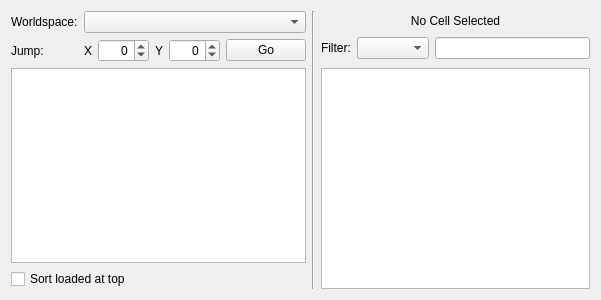
The window that native/src/DovahKit/ui/main_window/cell_view.ui (DavidJCobb/DovahKit) describes before a commit, drawn with Qt 5.
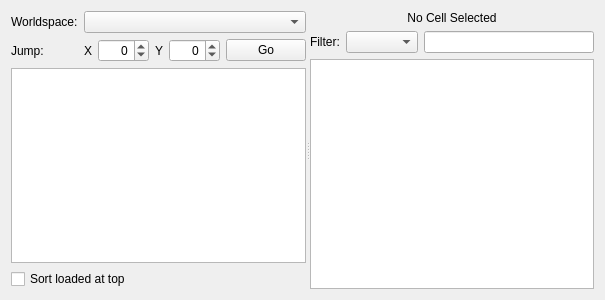
The same window after the commit. Custom widgets are drawn as their Qt base class.

Commit message:
Cell View UI improvements
Cell View now uses a splitter.

```diff
--- a/native/src/DovahKit/ui/main_window/cell_view.ui
+++ b/native/src/DovahKit/ui/main_window/cell_view.ui
@@ -6,7 +6,7 @@
    <rect>
     <x>0</x>
     <y>0</y>
-    <width>601</width>
+    <width>605</width>
     <height>300</height>
    </rect>
   </property>
@@ -14,67 +14,27 @@
    <string>Cell View</string>
   </property>
   <layout class="QGridLayout" name="gridLayout_3">
-   <item row="2" column="0">
-    <widget class="QCheckBox" name="loadedCellsAtTop">
-     <property name="text">
-      <string>Sort loaded at top</string>
-     </property>
-    </widget>
-   </item>
-   <item row="1" column="2" rowspan="2">
-    <widget class="CellRefList" name="referenceList">
-     <property name="sortingEnabled">
-      <bool>true</bool>
-     </property>
-     <property name="wordWrap">
-      <bool>false</bool>
-     </property>
-     <property name="cornerButtonEnabled">
-      <bool>false</bool>
-     </property>
-     <attribute name="verticalHeaderVisible">
-      <bool>false</bool>
-     </attribute>
-    </widget>
-   </item>
-   <item row="0" column="2">
-    <layout class="QGridLayout" name="gridLayout_2">
-     <item row="0" column="0" colspan="3">
-      <widget class="QLabel" name="selectedCellName">
-       <property name="sizePolicy">
-        <sizepolicy hsizetype="Preferred" vsizetype="Maximum">
-         <horstretch>0</horstretch>
-         <verstretch>0</verstretch>
-        </sizepolicy>
-       </property>
-       <property name="text">
-        <string>No Cell Selected</string>
-       </property>
-       <property name="alignment">
-        <set>Qt::AlignCenter</set>
-       </property>
-      </widget>
-     </item>
-     <item row="1" column="2">
-      <widget class="QLineEdit" name="filterText"/>
-     </item>
-     <item row="1" column="0">
-      <widget class="QLabel" name="label">
-       <property name="text">
-        <string>Filter:</string>
-       </property>
-       <property name="buddy">
-        <cstring>filterFormType</cstring>
-       </property>
-      </widget>
-     </item>
-     <item row="1" column="1">
-      <widget class="FormSignatureCombobox" name="filterFormType"/>
-     </item>
-    </layout>
-   </item>
    <item row="0" column="0">
-    <layout class="QGridLayout" name="gridLayout">
+    <widget class="QSplitter" name="splitter">
+     <property name="orientation">
+      <enum>Qt::Horizontal</enum>
+     </property>
+     <property name="childrenCollapsible">
+      <bool>false</bool>
+     </property>
+     <widget class="QWidget" name="cellPanel" native="true">
+      <layout class="QVBoxLayout" name="verticalLayout">
+       <property name="leftMargin">
+        <number>0</number>
+       </property>
+       <property name="topMargin">
+        <number>0</number>
+       </property>
+       <property name="bottomMargin">
+        <number>0</number>
+       </property>
+       <item>
+        <layout class="QGridLayout" name="cellTopElements">
      <item row="0" column="1">
       <widget class="FormsOfTypeCombobox" name="worldspace">
        <property name="sizePolicy">
@@ -198,7 +158,7 @@
      </item>
     </layout>
    </item>
-   <item row="1" column="0">
+       <item>
     <widget class="CellList" name="cellList">
      <property name="selectionMode">
       <enum>QAbstractItemView::SingleSelection</enum>
@@ -217,11 +177,92 @@
      </attribute>
     </widget>
    </item>
-   <item row="0" column="1" rowspan="3">
-    <widget class="Line" name="line">
-     <property name="orientation">
-      <enum>Qt::Vertical</enum>
-     </property>
+       <item>
+        <widget class="QCheckBox" name="loadedCellsAtTop">
+         <property name="text">
+          <string>Sort loaded at top</string>
+         </property>
+        </widget>
+       </item>
+      </layout>
+     </widget>
+     <widget class="QWidget" name="refrPanel" native="true">
+      <property name="sizePolicy">
+       <sizepolicy hsizetype="Preferred" vsizetype="Preferred">
+        <horstretch>1</horstretch>
+        <verstretch>0</verstretch>
+       </sizepolicy>
+      </property>
+      <property name="minimumSize">
+       <size>
+        <width>20</width>
+        <height>0</height>
+       </size>
+      </property>
+      <layout class="QVBoxLayout" name="verticalLayout_2">
+       <property name="topMargin">
+        <number>0</number>
+       </property>
+       <property name="rightMargin">
+        <number>0</number>
+       </property>
+       <property name="bottomMargin">
+        <number>0</number>
+       </property>
+       <item>
+        <layout class="QGridLayout" name="refrTopElements">
+         <item row="1" column="1">
+          <widget class="FormSignatureCombobox" name="filterFormType"/>
+         </item>
+         <item row="0" column="0" colspan="3">
+          <widget class="QLabel" name="selectedCellName">
+           <property name="sizePolicy">
+            <sizepolicy hsizetype="Preferred" vsizetype="Maximum">
+             <horstretch>0</horstretch>
+             <verstretch>0</verstretch>
+            </sizepolicy>
+           </property>
+           <property name="text">
+            <string>No Cell Selected</string>
+           </property>
+           <property name="alignment">
+            <set>Qt::AlignCenter</set>
+           </property>
+          </widget>
+         </item>
+         <item row="1" column="0">
+          <widget class="QLabel" name="label">
+           <property name="text">
+            <string>Filter:</string>
+           </property>
+           <property name="buddy">
+            <cstring>filterFormType</cstring>
+           </property>
+          </widget>
+         </item>
+         <item row="1" column="2">
+          <widget class="QLineEdit" name="filterText"/>
+         </item>
+        </layout>
+       </item>
+       <item>
+        <widget class="CellRefList" name="referenceList">
+         <property name="sortingEnabled">
+          <bool>true</bool>
+         </property>
+         <property name="wordWrap">
+          <bool>false</bool>
+         </property>
+         <property name="cornerButtonEnabled">
+          <bool>false</bool>
+         </property>
+         <attribute name="verticalHeaderVisible">
+          <bool>false</bool>
+         </attribute>
+        </widget>
+       </item>
+      </layout>
+     </widget>
     </widget>
    </item>
   </layout>
```
Left out of the diff: 3 changed lines with no effect on the pictures. Lines whose indentation alone changed are shown as unchanged. The commit also changes 3 other files.
